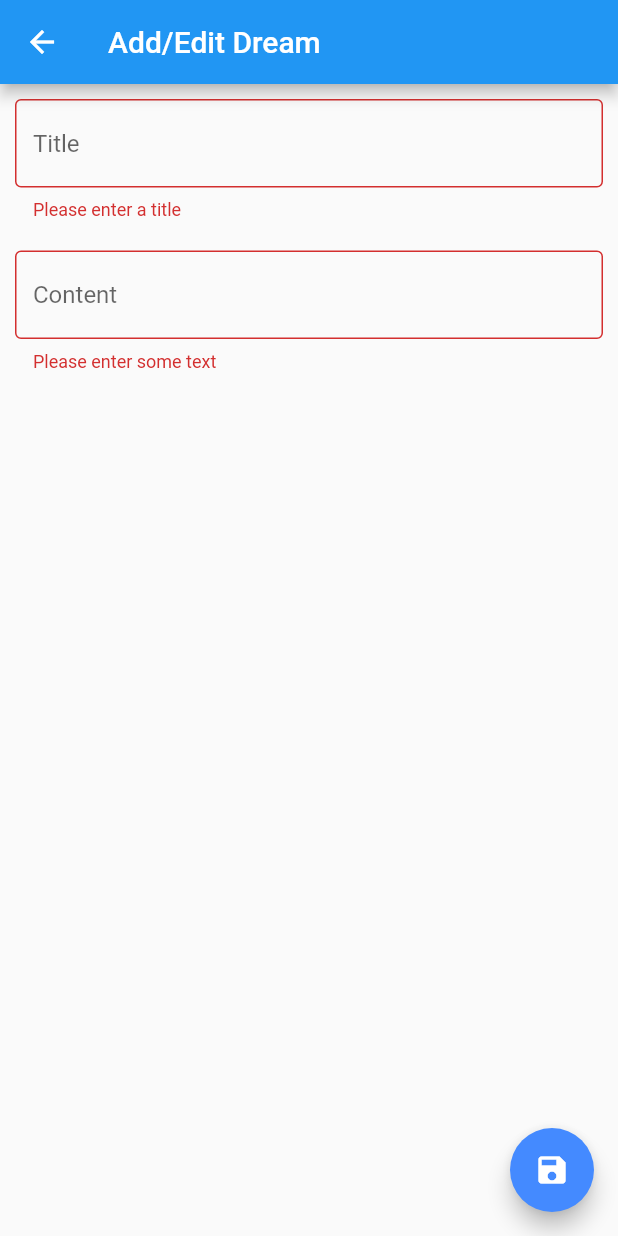
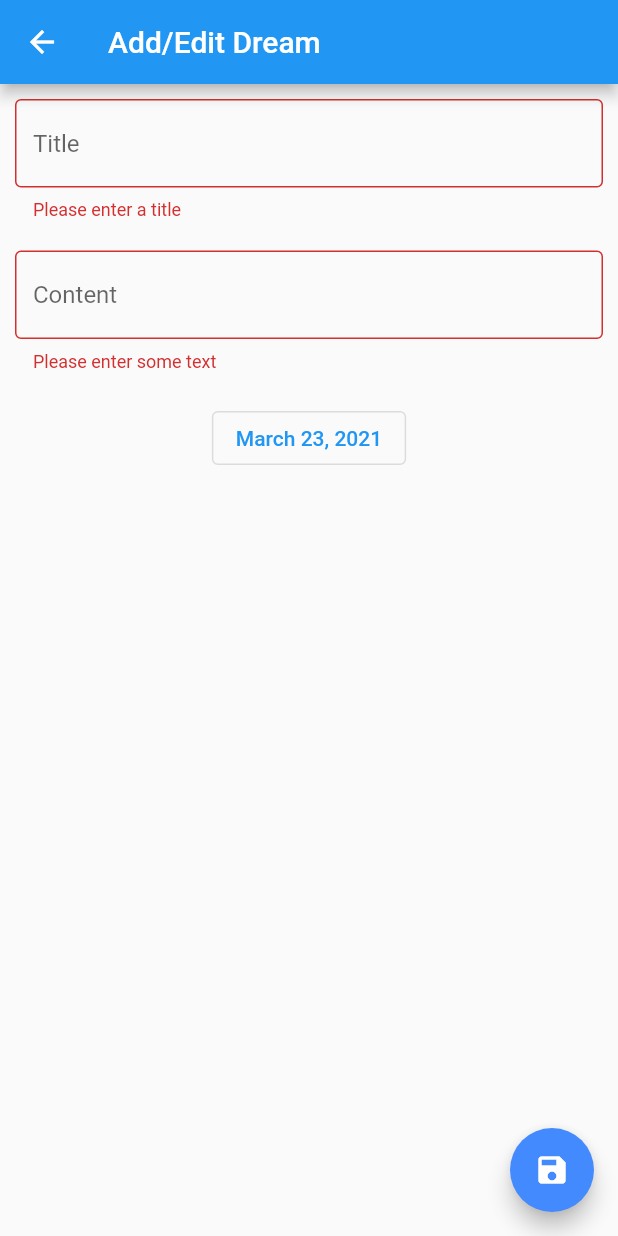
Before and after one commit to LeQuadratico/DreamDiary, a Flutter app: the AddOrEditDreamScreen screen opened by its route, after a tap on the "save" icon, on a phone screen of 412 x 824 dp. Run offline on Flutter 3.47's test engine with Material 2 defaults, Android fonts, the phone set to English and light mode, and no system bars; our stand-ins replace package_info, shared_preferences; accounts and stored records are empty.

Commit message:
Date can be changed now

```diff
--- a/lib/views/add_or_edit_dream_screen.dart
+++ b/lib/views/add_or_edit_dream_screen.dart
@@ -1,4 +1,5 @@
 import 'package:flutter/material.dart';
+import 'package:intl/intl.dart';
 import 'package:uuid/uuid.dart';
 
 import '../main.dart';
@@ -15,7 +16,8 @@ class _AddOrEditDreamScreenState extends State<AddOrEditDreamScreen> {
   @override
   Widget build(BuildContext context) {
     newDream = ModalRoute.of(context).settings.arguments;
-    if (newDream == null) newDream = new Dream("", "", Uuid().v4(), DateTime.now());
+    if (newDream == null)
+      newDream = new Dream("", "", Uuid().v4(), DateTime.now());
 
     return Scaffold(
       appBar: AppBar(
@@ -62,16 +64,24 @@ class _AddOrEditDreamScreenState extends State<AddOrEditDreamScreen> {
                     return null;
                   },
                 ),
-                /* SizedBox(height: 20),
-                ElevatedButton(
-                  onPressed: () {
-                    if (_formKey.currentState.validate()) {
-                      _formKey.currentState.save();
-                      Navigator.pop(context, newDream);
+                SizedBox(height: 20),
+                OutlinedButton(
+                  child: Text(DateFormat.yMMMMd().format(newDream.date)),
+                  onPressed: () async {
+                    var newTime = await showDatePicker(
+                        context: context,
+                        initialDate: DateTime.now(),
+                        firstDate: DateTime(2000, 0, 0),
+                        lastDate:
+                            DateTime.now().add(new Duration(days: 360 * 100)));
+
+                    if (newTime != null) {
+                      setState(() {
+                        newDream.date = newTime;
+                      });
                     }
                   },
-                  child: Text('Save Dream'),
-                ), */
+                ),
               ],
             ),
           ),
@@ -88,7 +98,6 @@ class _AddOrEditDreamScreenState extends State<AddOrEditDreamScreen> {
   void saveDream() {
     if (_formKey.currentState.validate()) {
       _formKey.currentState.save();
-      newDream.date = DateTime.now();
       Navigator.pop(context, newDream);
     }
   }
--- a/lib/views/dream_list_screen.dart
+++ b/lib/views/dream_list_screen.dart
@@ -95,7 +95,7 @@ class _DreamListScreenState extends State<DreamListScreen> {
         title: Text(dream.title),
         subtitle: Padding(
           padding: EdgeInsets.only(top: 10),
-          child: Text(DateFormat.yMMMMd().format(dream.date) + "\n" + dream.content),
+          child: Text(DateFormat.yMMMMd().format(dream.date) + "\n\n" + dream.content),
         ),
         onTap: () {
           Navigator.pushNamed(context, "/dreamDetails",
--- a/pubspec.yaml
+++ b/pubspec.yaml
@@ -15,7 +15,7 @@ publish_to: 'none' # Remove this line if you wish to publish to pub.dev
 # In iOS, build-name is used as CFBundleShortVersionString while build-number used as CFBundleVersion.
 # Read more about iOS versioning at
 # https://developer.apple.com/library/archive/documentation/General/Reference/InfoPlistKeyReference/Articles/CoreFoundationKeys.html
-version: 0.1.1+2
+version: 0.1.2+3
 
 environment:
   sdk: ">=2.7.0 <3.0.0"
```
